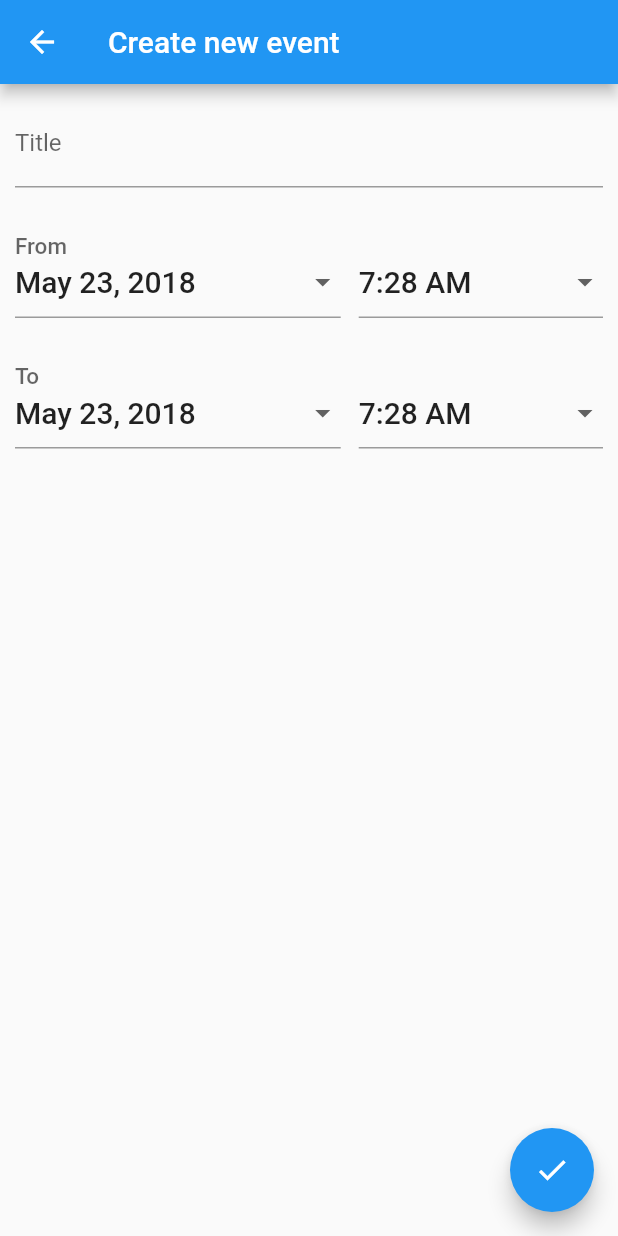
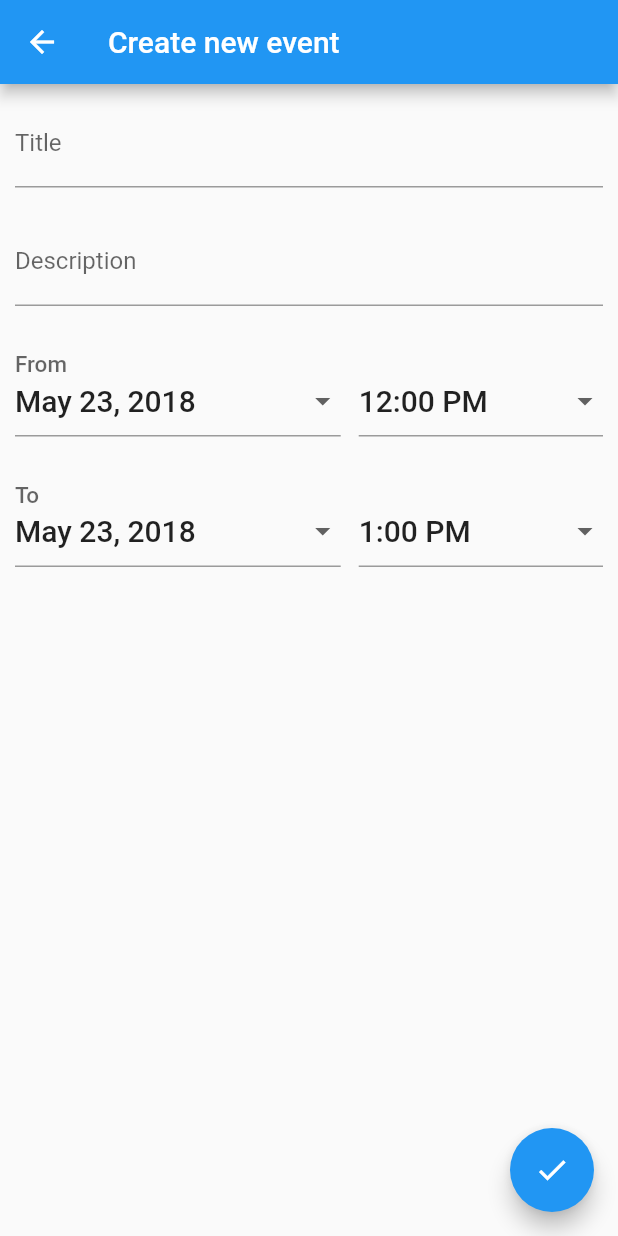
Before and after one commit to builttoroam/device_calendar, a Flutter app: the CalendarEventPage screen opened directly with empty values, on a phone screen of 412 x 824 dp. Run offline on Flutter 3.47's test engine with Material 2 defaults, Android fonts, the phone set to English and light mode, and no system bars.

Commit message:
Fixing an issue with saving event description as a title

```diff
--- a/device_calendar/example/lib/presentation/pages/calendar_event.dart
+++ b/device_calendar/example/lib/presentation/pages/calendar_event.dart
@@ -23,10 +23,10 @@ class _CalendarEventPageState extends State<CalendarEventPage> {
   DeviceCalendarPlugin _deviceCalendarPlugin;
 
   DateTime _fromDate = new DateTime.now();
-  TimeOfDay _fromTime = const TimeOfDay(hour: 7, minute: 28);
+  TimeOfDay _fromTime = const TimeOfDay(hour: 12, minute: 0);
 
   DateTime _toDate = new DateTime.now();
-  TimeOfDay _toTime = const TimeOfDay(hour: 7, minute: 28);
+  TimeOfDay _toTime = const TimeOfDay(hour: 13, minute: 0);
 
   bool _autovalidate = false;
 
@@ -42,7 +42,8 @@ class _CalendarEventPageState extends State<CalendarEventPage> {
         appBar: new AppBar(
           title: new Text('Create new event'),
         ),
-      body: new Column(
+        body: new SingleChildScrollView(
+          child: new Column(
             children: <Widget>[
               new Form(
                 autovalidate: _autovalidate,
@@ -62,6 +63,23 @@ class _CalendarEventPageState extends State<CalendarEventPage> {
                                 validator: _validateTitle,
                                 onSaved: (String value) {
                                   _event.title = value;
+                                },
+                              ),
+                            )),
+                      ],
+                    ),
+                    new Row(
+                      children: <Widget>[
+                        new Expanded(
+                            flex: 1,
+                            child: new Padding(
+                              padding: const EdgeInsets.all(10.0),
+                              child: new TextFormField(
+                                decoration: const InputDecoration(
+                                    labelText: 'Description',
+                                    hintText: 'Remember to buy flowers...'),
+                                onSaved: (String value) {
+                                  _event.description = value;
                                 },
                               ),
                             )),
@@ -118,6 +136,7 @@ class _CalendarEventPageState extends State<CalendarEventPage> {
               )
             ],
           ),
+        ),
         floatingActionButton: new FloatingActionButton(
           onPressed: () async {
             final FormState form = _formKey.currentState;
@@ -136,8 +155,7 @@ class _CalendarEventPageState extends State<CalendarEventPage> {
             }
           },
           child: new Icon(Icons.check),
-      ),
-    );
+        ));
   }
 
   String _validateTitle(String value) {
--- a/device_calendar/example/lib/presentation/pages/calendars.dart
+++ b/device_calendar/example/lib/presentation/pages/calendars.dart
@@ -29,7 +29,7 @@ class _CalendarsPageState extends State<CalendarsPage> {
   Widget build(BuildContext context) {
     return new Scaffold(
         appBar: new AppBar(
-          title: new Text('Plugin example app'),
+          title: new Text('Calendars'),
         ),
         body: new Column(
           children: <Widget>[
--- a/device_calendar/lib/src/device_calendar.dart
+++ b/device_calendar/lib/src/device_calendar.dart
@@ -92,6 +92,7 @@ class DeviceCalendarPlugin {
       res.data = await channel.invokeMethod('createEvent', <String, Object>{
         'calendarId': calendar.id,
         'eventTitle': event.title,
+        'eventDescription': event.description,
         'eventStartDate': event.start.millisecondsSinceEpoch,
         'eventEndDate': event.end.millisecondsSinceEpoch,
       });
```
Also changed, not shown: 1 other file. Lines whose indentation alone changed are shown as unchanged.
